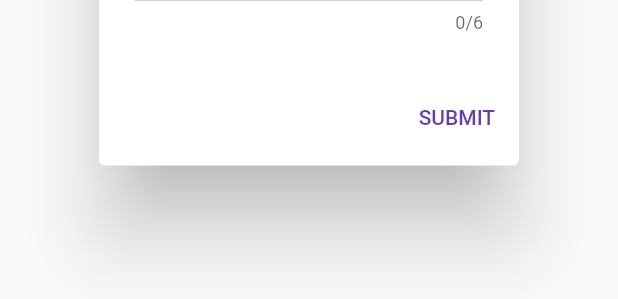
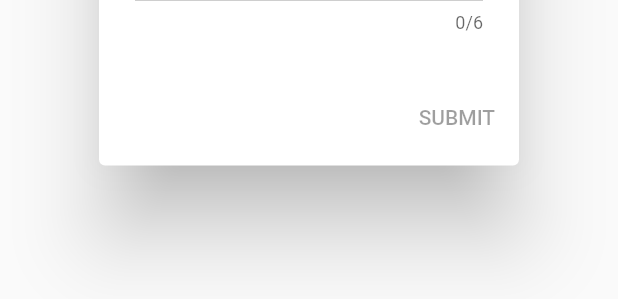
Before and after one commit to wooneusean/suwariyomi, a Flutter app: the AddDialog widget shown alone on an empty page, opened directly, on a phone screen of 412 x 824 dp. Shown: the part 622-921 px from the top of the screen. Run offline on Flutter 3.47's test engine with Material 2 defaults, Android fonts, the phone set to English and light mode, and no system bars; our stand-ins replace firebase_core, flutter_dotenv, sembast; accounts and stored records are empty.

```diff
--- a/lib/views/add_dialog.dart
+++ b/lib/views/add_dialog.dart
@@ -1,4 +1,3 @@
-import 'package:flutter/material.dart';
 import 'package:flutter/material.dart';
 import 'package:flutter/services.dart';
 
@@ -14,6 +13,7 @@ class AddDialog extends StatefulWidget {
 
 class _AddDialogState extends State<AddDialog> {
   final nukeCodes = TextEditingController();
+  bool isButtonActive = true;
 
   SnackBar successSnackBar(doujin) => SnackBar(
         backgroundColor: Color.fromARGB(255, 67, 64, 73),
@@ -31,15 +31,38 @@ class _AddDialogState extends State<AddDialog> {
         duration: const Duration(milliseconds: 1500),
       );
 
+  SnackBar failedSnackBar(nukeCodes) => SnackBar(
+        backgroundColor: Color.fromARGB(255, 67, 64, 73),
+        content: Text(
+          nukeCodes + " not found",
+          style: TextStyle(fontWeight: FontWeight.w500),
+        ),
+        behavior: SnackBarBehavior.floating,
+        margin: EdgeInsets.all(20.0),
+        shape: RoundedRectangleBorder(
+            borderRadius: BorderRadius.all(Radius.circular(20))),
+        duration: const Duration(milliseconds: 1500),
+      );
+
+  @override
+  void initState() {
+    super.initState();
+    nukeCodes.addListener(() {
+      final isButtonActive = nukeCodes.text.isNotEmpty;
+      setState(() {
+        this.isButtonActive = isButtonActive;
+      });
+    });
+  }
+
   @override
   void dispose() {
     // Clean up the controller when the widget is disposed.
-    nukeCodes.dispose();
     super.dispose();
   }
 
   @override
-  Widget build(BuildContext context) {
+  Widget build(BuildContext dialogContext) {
     AlertDialog dialog = AlertDialog(
       //shape: RoundedRectangleBorder(borderRadius: BorderRadius.circular(16.0)),
       title: Row(
@@ -63,14 +86,22 @@ class _AddDialogState extends State<AddDialog> {
       actions: [
         TextButton(
           child: Text('SUBMIT'),
-          onPressed: () async {
-            var doujin =
-                await DoujinHelper.scrape(int.parse(nukeCodes.text.trim()));
-            // var doujinProvider = DoujinProvider();
-            // await doujinProvider.insert(doujin!);
-            Navigator.of(context).pop();
-            ScaffoldMessenger.of(context).showSnackBar(successSnackBar(doujin));
-          },
+          onPressed: nukeCodes.text.isNotEmpty
+              ? () async {
+                  try {
+                    var doujin = await DoujinHelper.scrape(
+                        int.parse(nukeCodes.text.trim()));
+                    // var doujinProvider = DoujinProvider();
+                    // await doujinProvider.insert(doujin!);
+                    Navigator.of(dialogContext).pop();
+                    ScaffoldMessenger.of(dialogContext)
+                        .showSnackBar(successSnackBar(doujin));
+                  } catch (e) {
+                    ScaffoldMessenger.of(context)
+                        .showSnackBar(failedSnackBar(nukeCodes.text.trim()));
+                  }
+                }
+              : null,
         )
       ],
     );
```
